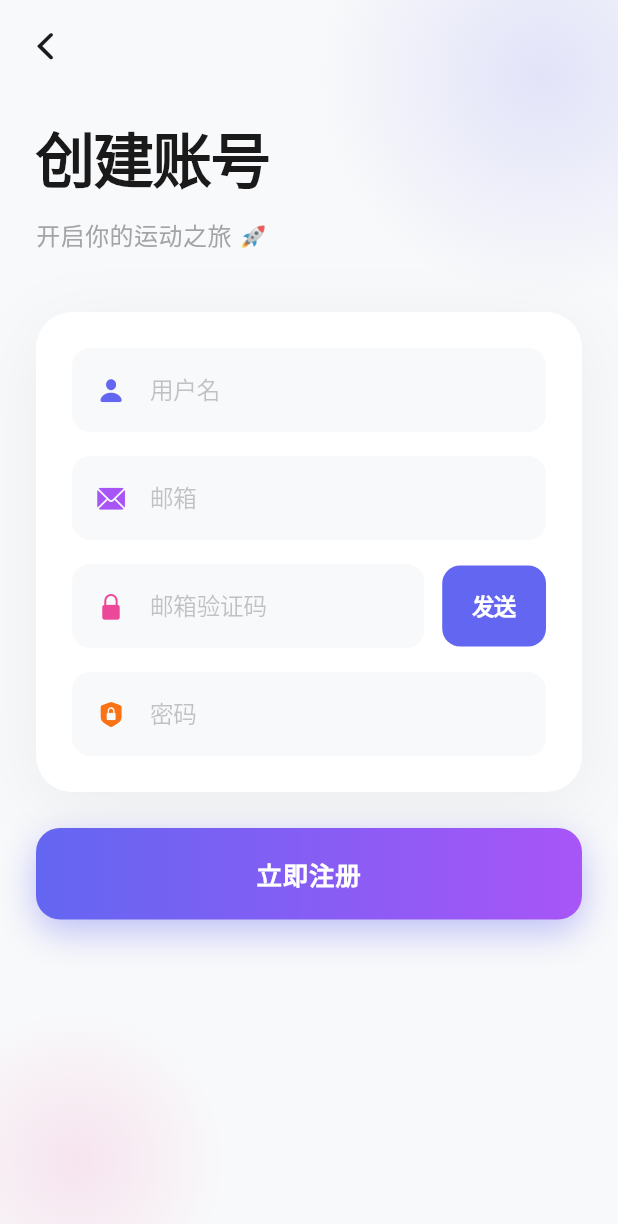
After one commit to wangzihao64/action-camera-app, a Flutter app: the RegisterScreen screen opened directly, on a phone screen of 412 x 824 dp. The commit adds this screen. Shown: the top 1224 px of the screen. Run offline on Flutter 3.47's test engine with Material 3 defaults, Android fonts, the phone set to English and light mode, and no system bars; our stand-ins replace shared_preferences; accounts and stored records are empty.

Commit message:
feat: 添加注册页面及页面跳转功能
  - 创建注册页面（register_screen.dart）
  - 包含用户名、邮箱、邮箱验证码、密码输入框
  - 实现邮箱验证码发送功能（60秒倒计时）
  - 添加立即注册按钮
  - 登录页面立即注册按钮跳转到注册页面
  - UI风格与登录界面保持一致（渐变装饰、卡片式设计）

```diff
--- a/lib/screens/login_screen.dart
+++ b/lib/screens/login_screen.dart
@@ -2,6 +2,7 @@ import 'package:flutter/cupertino.dart';
 import 'package:flutter/material.dart';
 import 'package:provider/provider.dart';
 import '../providers/auth_provider.dart';
+import 'register_screen.dart';
 
 /// 现代化的登录界面 - iOS 风格
 class LoginScreen extends StatefulWidget {
@@ -329,7 +330,11 @@ class _LoginScreenState extends State<LoginScreen>
         CupertinoButton(
           padding: const EdgeInsets.symmetric(horizontal: 4, vertical: 8),
           onPressed: () {
-            _showAlert('提示', '注册功能开发中...');
+            Navigator.of(context).push(
+              CupertinoPageRoute(
+                builder: (context) => const RegisterScreen(),
+              ),
+            );
           },
           child: const Text(
             '立即注册',
--- /dev/null
+++ b/lib/screens/register_screen.dart
@@ -0,0 +1,405 @@
+import 'package:flutter/cupertino.dart';
+import 'package:flutter/material.dart';
+
+/// 注册页面 - iOS 风格
+class RegisterScreen extends StatefulWidget {
+  const RegisterScreen({super.key});
+
+  @override
+  State<RegisterScreen> createState() => _RegisterScreenState();
+}
+
+class _RegisterScreenState extends State<RegisterScreen>
+    with SingleTickerProviderStateMixin {
+  final _usernameController = TextEditingController();
+  final _emailController = TextEditingController();
+  final _codeController = TextEditingController();
+  final _passwordController = TextEditingController();
+  bool _isLoadingCode = false;
+  int _countdown = 0;
+  late AnimationController _animationController;
+  late Animation<double> _scaleAnimation;
+
+  @override
+  void initState() {
+    super.initState();
+    _animationController = AnimationController(
+      duration: const Duration(milliseconds: 1500),
+      vsync: this,
+    );
+    _scaleAnimation = Tween<double>(begin: 0.8, end: 1.0).animate(
+      CurvedAnimation(parent: _animationController, curve: Curves.elasticOut),
+    );
+    _animationController.forward();
+  }
+
+  @override
+  void dispose() {
+    _usernameController.dispose();
+    _emailController.dispose();
+    _codeController.dispose();
+    _passwordController.dispose();
+    _animationController.dispose();
+    super.dispose();
+  }
+
+  @override
+  Widget build(BuildContext context) {
+    return CupertinoPageScaffold(
+      backgroundColor: const Color(0xFFF8F9FA),
+      child: Stack(
+        children: [
+          // 背景装饰
+          _buildBackgroundDecoration(),
+
+          // 主内容
+          SafeArea(
+            child: Column(
+              children: [
+                // 返回按钮
+                _buildAppBar(),
+                // 滚动内容
+                Expanded(
+                  child: SingleChildScrollView(
+                    physics: const BouncingScrollPhysics(),
+                    child: Padding(
+                      padding: const EdgeInsets.symmetric(horizontal: 24),
+                      child: Column(
+                        crossAxisAlignment: CrossAxisAlignment.start,
+                        children: [
+                          const SizedBox(height: 24),
+                          _buildHeader(),
+                          const SizedBox(height: 40),
+                          _buildFormCard(),
+                          const SizedBox(height: 24),
+                          _buildRegisterButton(),
+                          const SizedBox(height: 48),
+                        ],
+                      ),
+                    ),
+                  ),
+                ),
+              ],
+            ),
+          ),
+        ],
+      ),
+    );
+  }
+
+  // 构建背景装饰
+  Widget _buildBackgroundDecoration() {
+    return Positioned.fill(
+      child: Stack(
+        children: [
+          Positioned(
+            top: -100,
+            right: -100,
+            child: Container(
+              width: 300,
+              height: 300,
+              decoration: BoxDecoration(
+                shape: BoxShape.circle,
+                gradient: RadialGradient(
+                  colors: [
+                    const Color(0xFF6366F1).withOpacity(0.15),
+                    const Color(0xFF6366F1).withOpacity(0),
+                  ],
+                ),
+              ),
+            ),
+          ),
+          Positioned(
+            bottom: -50,
+            left: -50,
+            child: Container(
+              width: 200,
+              height: 200,
+              decoration: BoxDecoration(
+                shape: BoxShape.circle,
+                gradient: RadialGradient(
+                  colors: [
+                    const Color(0xFFEC4899).withOpacity(0.12),
+                    const Color(0xFFEC4899).withOpacity(0),
+                  ],
+                ),
+              ),
+            ),
+          ),
+        ],
+      ),
+    );
+  }
+
+  // 构建顶部导航栏
+  Widget _buildAppBar() {
+    return Padding(
+      padding: const EdgeInsets.symmetric(horizontal: 8, vertical: 8),
+      child: Row(
+        children: [
+          CupertinoButton(
+            padding: const EdgeInsets.all(8),
+            onPressed: () => Navigator.of(context).pop(),
+            child: const Icon(
+              CupertinoIcons.back,
+              color: Color(0xFF1A1A1A),
+              size: 28,
+            ),
+          ),
+        ],
+      ),
+    );
+  }
+
+  // 构建头部
+  Widget _buildHeader() {
+    return ScaleTransition(
+      scale: _scaleAnimation,
+      child: Column(
+        crossAxisAlignment: CrossAxisAlignment.start,
+        children: [
+          const Text(
+            '创建账号',
+            style: TextStyle(
+              fontSize: 40,
+              fontWeight: FontWeight.w800,
+              color: Color(0xFF1A1A1A),
+              height: 1.2,
+              letterSpacing: -1,
+            ),
+          ),
+          const SizedBox(height: 12),
+          Text(
+            '开启你的运动之旅 🚀',
+            style: TextStyle(
+              fontSize: 16,
+              color: CupertinoColors.systemGrey.withOpacity(0.8),
+              letterSpacing: 0.3,
+            ),
+          ),
+        ],
+      ),
+    );
+  }
+
+  // 构建表单卡片
+  Widget _buildFormCard() {
+    return Container(
+      padding: const EdgeInsets.all(24),
+      decoration: BoxDecoration(
+        color: CupertinoColors.white,
+        borderRadius: BorderRadius.circular(24),
+        boxShadow: [
+          BoxShadow(
+            color: CupertinoColors.black.withOpacity(0.05),
+            blurRadius: 40,
+            offset: const Offset(0, 10),
+          ),
+        ],
+      ),
+      child: Column(
+        children: [
+          _buildUsernameInput(),
+          const SizedBox(height: 16),
+          _buildEmailInput(),
+          const SizedBox(height: 16),
+          _buildCodeInput(),
+          const SizedBox(height: 16),
+          _buildPasswordInput(),
+        ],
+      ),
+    );
+  }
+
+  // 用户名输入框
+  Widget _buildUsernameInput() {
+    return CupertinoTextField(
+      controller: _usernameController,
+      placeholder: '用户名',
+      style: const TextStyle(fontSize: 16, fontWeight: FontWeight.w500),
+      padding: const EdgeInsets.all(16),
+      decoration: BoxDecoration(
+        color: const Color(0xFFF8F9FA),
+        borderRadius: BorderRadius.circular(12),
+      ),
+      prefix: const Padding(
+        padding: EdgeInsets.only(left: 16),
+        child: Icon(CupertinoIcons.person_fill, color: Color(0xFF6366F1), size: 20),
+      ),
+    );
+  }
+
+  // 邮箱输入框
+  Widget _buildEmailInput() {
+    return CupertinoTextField(
+      controller: _emailController,
+      placeholder: '邮箱',
+      keyboardType: TextInputType.emailAddress,
+      style: const TextStyle(fontSize: 16, fontWeight: FontWeight.w500),
+      padding: const EdgeInsets.all(16),
+      decoration: BoxDecoration(
+        color: const Color(0xFFF8F9FA),
+        borderRadius: BorderRadius.circular(12),
+      ),
+      prefix: const Padding(
+        padding: EdgeInsets.only(left: 16),
+        child: Icon(CupertinoIcons.mail_solid, color: Color(0xFFA855F7), size: 20),
+      ),
+    );
+  }
+
+  // 邮箱验证码输入框
+  Widget _buildCodeInput() {
+    return Row(
+      children: [
+        Expanded(
+          child: CupertinoTextField(
+            controller: _codeController,
+            placeholder: '邮箱验证码',
+            keyboardType: TextInputType.number,
+            maxLength: 6,
+            style: const TextStyle(fontSize: 16, fontWeight: FontWeight.w500),
+            padding: const EdgeInsets.all(16),
+            decoration: BoxDecoration(
+              color: const Color(0xFFF8F9FA),
+              borderRadius: BorderRadius.circular(12),
+            ),
+            prefix: const Padding(
+              padding: EdgeInsets.only(left: 16),
+              child: Icon(CupertinoIcons.lock_fill, color: Color(0xFFEC4899), size: 20),
+            ),
+          ),
+        ),
+        const SizedBox(width: 12),
+        CupertinoButton(
+          padding: EdgeInsets.zero,
+          onPressed: _countdown > 0 ? null : _sendEmailCode,
+          child: Container(
+            padding: const EdgeInsets.symmetric(horizontal: 20, vertical: 16),
+            decoration: BoxDecoration(
+              color: _countdown > 0 ? const Color(0xFFF8F9FA) : const Color(0xFF6366F1),
+              borderRadius: BorderRadius.circular(12),
+            ),
+            child: _isLoadingCode
+                ? const CupertinoActivityIndicator(color: CupertinoColors.white)
+                : Text(
+                    _countdown > 0 ? '${_countdown}s' : '发送',
+                    style: TextStyle(
+                      color: _countdown > 0 ? CupertinoColors.systemGrey : CupertinoColors.white,
+                      fontSize: 15,
+                      fontWeight: FontWeight.w600,
+                    ),
+                  ),
+          ),
+        ),
+      ],
+    );
+  }
+
+  // 密码输入框
+  Widget _buildPasswordInput() {
+    return CupertinoTextField(
+      controller: _passwordController,
+      placeholder: '密码',
+      obscureText: true,
+      style: const TextStyle(fontSize: 16, fontWeight: FontWeight.w500),
+      padding: const EdgeInsets.all(16),
+      decoration: BoxDecoration(
+        color: const Color(0xFFF8F9FA),
+        borderRadius: BorderRadius.circular(12),
+      ),
+      prefix: const Padding(
+        padding: EdgeInsets.only(left: 16),
+        child: Icon(CupertinoIcons.lock_shield_fill, color: Color(0xFFF97316), size: 20),
+      ),
+    );
+  }
+
+  // 注册按钮
+  Widget _buildRegisterButton() {
+    return CupertinoButton(
+      padding: EdgeInsets.zero,
+      onPressed: () {
+        _showAlert('提示', '注册功能开发中...');
+      },
+      child: Container(
+        width: double.infinity,
+        padding: const EdgeInsets.symmetric(vertical: 18),
+        decoration: BoxDecoration(
+          gradient: const LinearGradient(
+            colors: [Color(0xFF6366F1), Color(0xFFA855F7)],
+          ),
+          borderRadius: BorderRadius.circular(16),
+          boxShadow: [
+            BoxShadow(
+              color: const Color(0xFF6366F1).withOpacity(0.4),
+              blurRadius: 20,
+              offset: const Offset(0, 8),
+            ),
+          ],
+        ),
+        child: const Text(
+          '立即注册',
+          textAlign: TextAlign.center,
+          style: TextStyle(
+            fontSize: 17,
+            fontWeight: FontWeight.w600,
+            color: CupertinoColors.white,
+            letterSpacing: 0.5,
+          ),
+        ),
+      ),
+    );
+  }
+
+  // 发送邮箱验证码
+  Future<void> _sendEmailCode() async {
+    final email = _emailController.text.trim();
+
+    if (email.isEmpty || !email.contains('@')) {
+      _showAlert('提示', '请输入正确的邮箱地址');
+      return;
+    }
+
+    setState(() => _isLoadingCode = true);
+
+    // TODO: 调用真实的后端 API 发送验证码
+    await Future.delayed(const Duration(seconds: 1));
+
+    setState(() {
+      _isLoadingCode = false;
+      _countdown = 60;
+    });
+
+    _showAlert('提示', '验证码已发送到 $email\n测试验证码: 123456');
+
+    // 倒计时
+    _startCountdown();
+  }
+
+  void _startCountdown() {
+    Future.delayed(const Duration(seconds: 1), () {
+      if (_countdown > 0) {
+        setState(() => _countdown--);
+        _startCountdown();
+      }
+    });
+  }
+
+  // 显示提示框
+  void _showAlert(String title, String message) {
+    showCupertinoDialog(
+      context: context,
+      builder: (context) => CupertinoAlertDialog(
+        title: Text(title),
+        content: Text(message),
+        actions: [
+          CupertinoDialogAction(
+            child: const Text('确定'),
+            onPressed: () => Navigator.pop(context),
+          ),
+        ],
+      ),
+    );
+  }
+}
```
